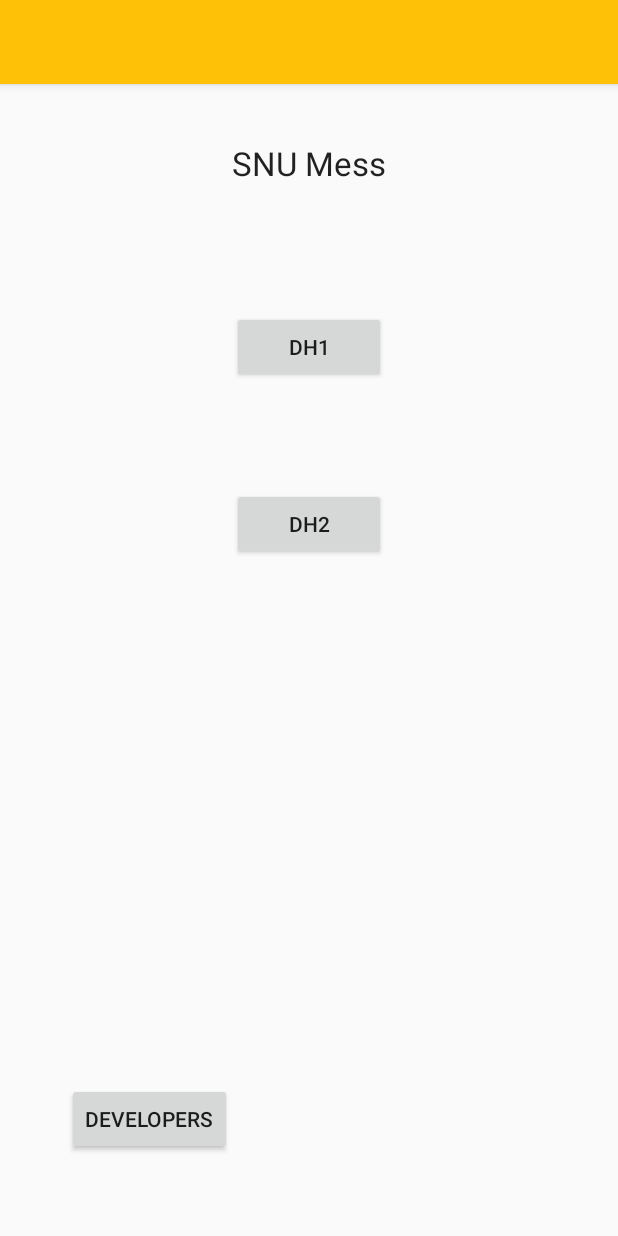
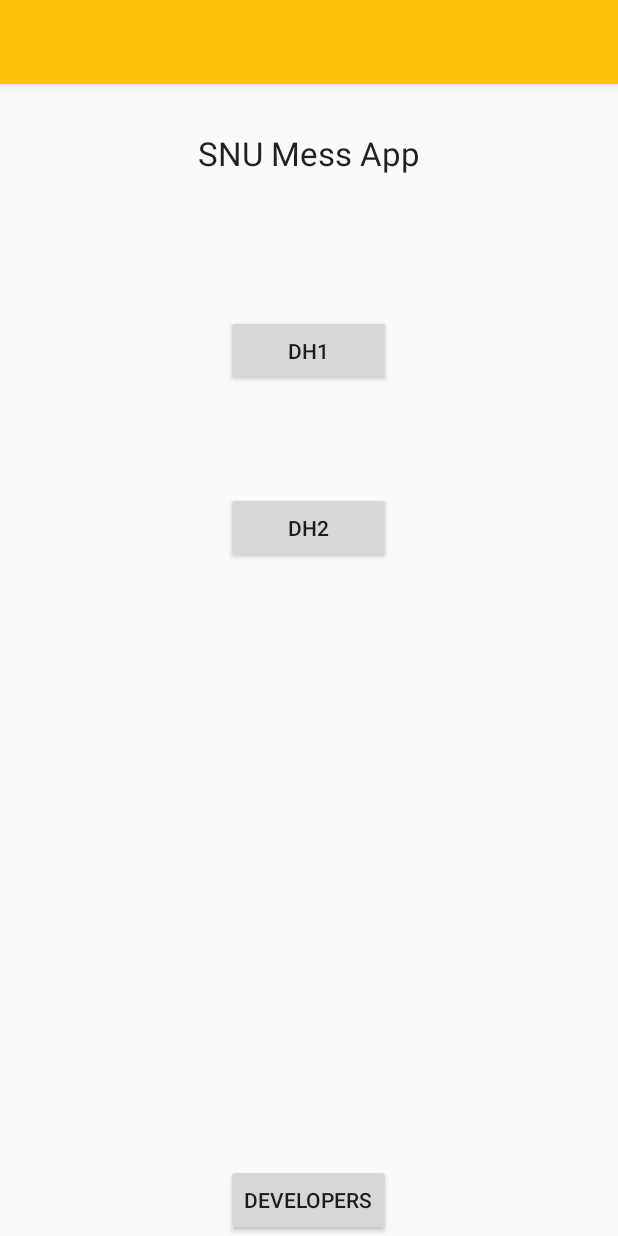
Before and after one commit to mr-karan/SNUMessApp, an Android app: the screen it shows after launch (MainActivity), on a phone screen of 412 x 824 dp. Run offline under Robolectric (Android 15) with nearby library versions, the phone set to English and light mode, and no system bars.

```diff
--- a/SNU_DINE/app/src/main/res/layout/activity_main.xml
+++ b/SNU_DINE/app/src/main/res/layout/activity_main.xml
@@ -14,23 +14,21 @@
         android:layout_width="wrap_content"
         android:layout_height="wrap_content"
         android:textAppearance="?android:attr/textAppearanceLarge"
-        android:text="SNU Mess"
+        android:text="SNU Mess App"
         android:id="@+id/menu"
-        android:layout_marginTop="38dp"
         android:layout_below="@+id/view"
-        android:layout_centerHorizontal="true" />
+        android:layout_centerHorizontal="true"
+        android:layout_marginTop="31dp" />
 
     <Button
         android:layout_width="wrap_content"
         android:layout_height="wrap_content"
         android:text="DH1"
         android:id="@+id/dh1"
+        android:layout_marginTop="93dp"
         android:layout_below="@+id/menu"
-        android:layout_marginTop="84dp"
-        android:layout_alignRight="@+id/menu"
-        android:layout_alignEnd="@+id/menu"
-        android:layout_alignLeft="@+id/menu"
-        android:layout_alignStart="@+id/menu" />
+        android:layout_alignStart="@+id/about"
+        android:layout_alignEnd="@+id/about" />
 
     <Button
         android:layout_width="wrap_content"
@@ -51,9 +49,7 @@
         android:text="Developers"
         android:id="@+id/about"
         android:layout_alignParentBottom="true"
-        android:layout_toLeftOf="@+id/dh2"
-        android:layout_toStartOf="@+id/dh2"
-        android:layout_marginBottom="54dp" />
+        android:layout_centerHorizontal="true" />
 
 
 </RelativeLayout>
```
Also changed, not shown: SNU_DINE/app/src/main/java/jihadi/example/windows7/food/MainActivity.java (+12 -45 lines).
